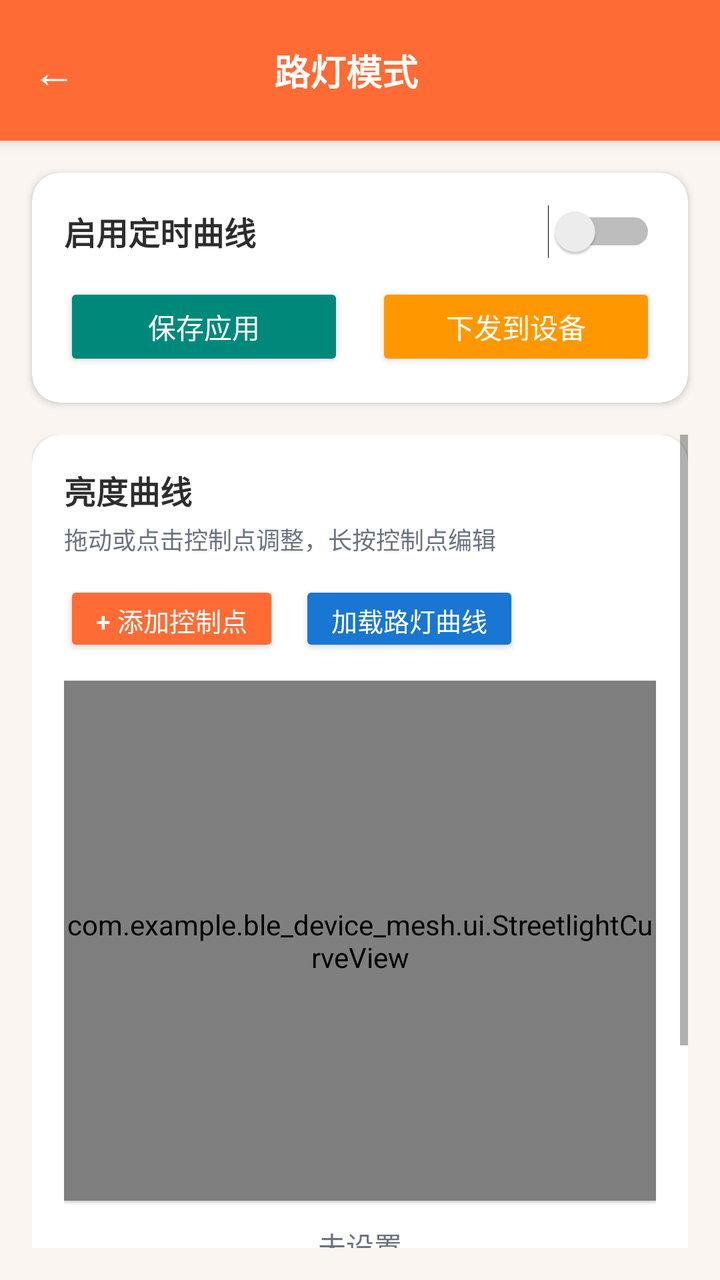
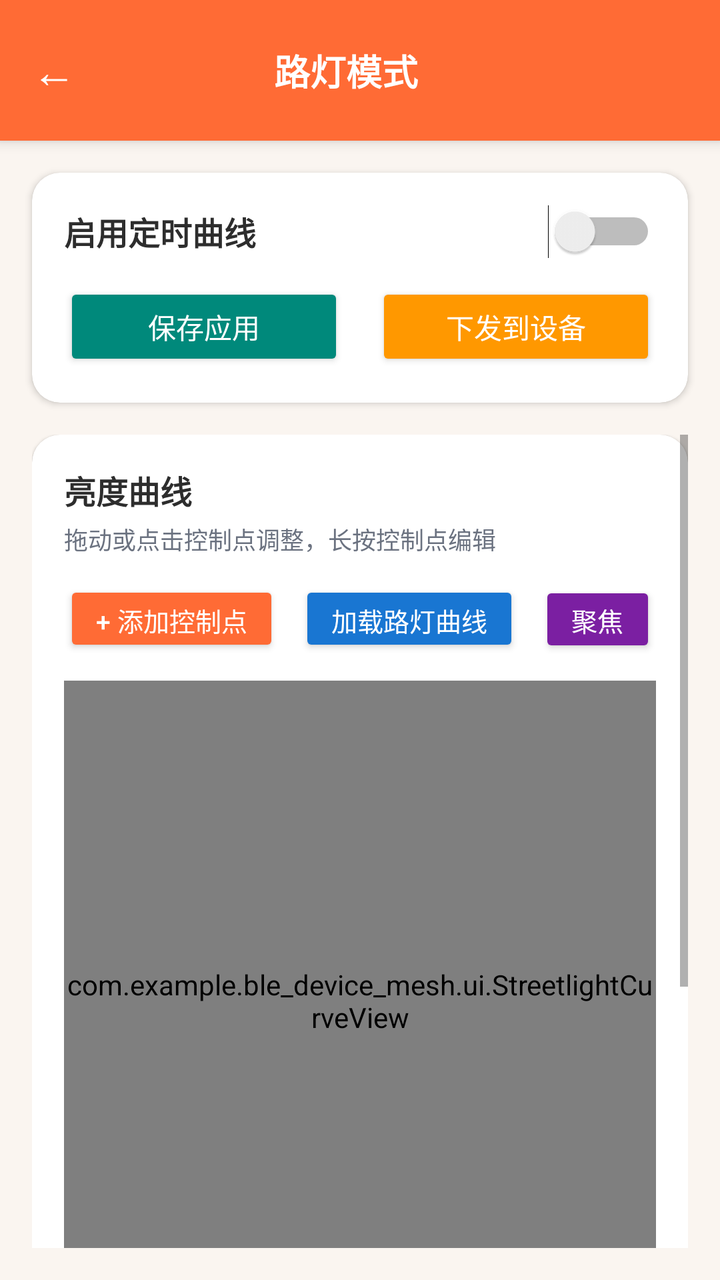

The first picture is an Android layout as it rendered before a commit; the second is the same layout after the commit. The layout source and the unified diff follow.
<!-- AndroidManifest.xml: activity theme Theme.BLE_Device_Mesh -->
<!-- res/layout/activity_streetlight_mode.xml -->
<?xml version="1.0" encoding="utf-8"?>
<LinearLayout xmlns:android="http://schemas.android.com/apk/res/android"
    xmlns:app="http://schemas.android.com/apk/res-auto"
    android:layout_width="match_parent"
    android:layout_height="match_parent"
    android:orientation="vertical"
    android:background="#FAF5F0">

    
    <LinearLayout
        android:layout_width="match_parent"
        android:layout_height="wrap_content"
        android:minHeight="56dp"
        android:background="#FF6B35"
        android:gravity="center_vertical"
        android:paddingStart="4dp"
        android:paddingEnd="16dp"
        android:paddingTop="8dp"
        android:paddingBottom="8dp"
        android:elevation="4dp">

        <TextView
            android:id="@+id/btnBack"
            android:layout_width="wrap_content"
            android:layout_height="wrap_content"
            android:text="←"
            android:textSize="22sp"
            android:textColor="#FFFFFF"
            android:padding="12dp"
            android:background="?android:attr/selectableItemBackgroundBorderless" />

        <TextView
            android:id="@+id/tvTitle"
            android:layout_width="0dp"
            android:layout_height="wrap_content"
            android:layout_weight="1"
            android:text="路灯模式"
            android:textSize="18sp"
            android:textStyle="bold"
            android:textColor="#FFFFFF"
            android:gravity="center" />

        <View
            android:layout_width="48dp"
            android:layout_height="48dp" />

    </LinearLayout>

    
    <androidx.cardview.widget.CardView
        android:layout_width="match_parent"
        android:layout_height="wrap_content"
        android:layout_margin="16dp"
        android:layout_marginBottom="8dp"
        app:cardCornerRadius="14dp"
        app:cardElevation="2dp"
        app:cardBackgroundColor="#FFFFFF">

        <LinearLayout
            android:layout_width="match_parent"
            android:layout_height="wrap_content"
            android:orientation="vertical"
            android:padding="16dp">

            <LinearLayout
                android:layout_width="match_parent"
                android:layout_height="wrap_content"
                android:orientation="horizontal"
                android:gravity="center_vertical"
                android:layout_marginBottom="12dp">

                <TextView
                    android:layout_width="0dp"
                    android:layout_height="wrap_content"
                    android:layout_weight="1"
                    android:text="启用定时曲线"
                    android:textSize="16sp"
                    android:textStyle="bold"
                    android:textColor="#2D2D2D" />

                <Switch
                    android:id="@+id/switchEnabled"
                    android:layout_width="wrap_content"
                    android:layout_height="wrap_content" />

            </LinearLayout>

            <LinearLayout
                android:layout_width="match_parent"
                android:layout_height="wrap_content"
                android:orientation="horizontal">

                <Button
                    android:id="@+id/btnSave"
                    android:layout_width="0dp"
                    android:layout_height="44dp"
                    android:layout_weight="1"
                    android:layout_marginEnd="8dp"
                    android:text="保存应用"
                    android:backgroundTint="#00897B"
                    android:textColor="#FFFFFF"
                    android:textSize="14sp" />

                <Button
                    android:id="@+id/btnSendToDevice"
                    android:layout_width="0dp"
                    android:layout_height="44dp"
                    android:layout_weight="1"
                    android:layout_marginStart="8dp"
                    android:text="下发到设备"
                    android:backgroundTint="#FF9800"
                    android:textColor="#FFFFFF"
                    android:textSize="14sp" />

            </LinearLayout>

        </LinearLayout>

    </androidx.cardview.widget.CardView>

    <ScrollView
        android:layout_width="match_parent"
        android:layout_height="0dp"
        android:layout_weight="1"
        android:paddingStart="16dp"
        android:paddingEnd="16dp"
        android:paddingBottom="16dp">

        <LinearLayout
            android:layout_width="match_parent"
            android:layout_height="wrap_content"
            android:orientation="vertical">

            
            <androidx.cardview.widget.CardView
                android:layout_width="match_parent"
                android:layout_height="wrap_content"
                android:layout_marginBottom="12dp"
                app:cardCornerRadius="14dp"
                app:cardElevation="1dp"
                app:cardBackgroundColor="#FFFFFF">

                <LinearLayout
                    android:layout_width="match_parent"
                    android:layout_height="wrap_content"
                    android:orientation="vertical"
                    android:padding="16dp">

                    <TextView
                        android:layout_width="wrap_content"
                        android:layout_height="wrap_content"
                        android:text="亮度曲线"
                        android:textSize="16sp"
                        android:textStyle="bold"
                        android:textColor="#2D2D2D"
                        android:layout_marginBottom="4dp" />

                    <TextView
                        android:layout_width="wrap_content"
                        android:layout_height="wrap_content"
                        android:text="拖动或点击控制点调整，长按控制点编辑"
                        android:textSize="12sp"
                        android:textColor="#6B7280"
                        android:layout_marginBottom="12dp" />

                    <LinearLayout
                        android:layout_width="match_parent"
                        android:layout_height="wrap_content"
                        android:orientation="horizontal"
                        android:layout_marginBottom="12dp">

                        <Button
                            android:id="@+id/btnAddPoint"
                            android:layout_width="wrap_content"
                            android:layout_height="38dp"
                            android:text="+ 添加控制点"
                            android:textSize="13sp"
                            android:backgroundTint="#FF6B35"
                            android:textColor="#FFFFFF"
                            android:paddingStart="16dp"
                            android:paddingEnd="16dp"
                            android:minWidth="0dp"
                            android:minHeight="0dp" />

                        <Button
                            android:id="@+id/btnLoadStreetlight"
                            android:layout_width="wrap_content"
                            android:layout_height="38dp"
                            android:layout_marginStart="10dp"
                            android:text="加载路灯曲线"
                            android:textSize="13sp"
                            android:backgroundTint="#1976D2"
                            android:textColor="#FFFFFF"
                            android:paddingStart="16dp"
                            android:paddingEnd="16dp"
                            android:minWidth="0dp"
                            android:minHeight="0dp" />

                    </LinearLayout>

                    <com.example.ble_device_mesh.ui.StreetlightCurveView
                        android:id="@+id/curveView"
                        android:layout_width="match_parent"
                        android:layout_height="260dp"
                        android:background="#FFFFFF"
                        android:elevation="1dp" />

                    <TextView
                        android:id="@+id/tvStatus"
                        android:layout_width="match_parent"
                        android:layout_height="wrap_content"
                        android:layout_marginTop="12dp"
                        android:text="未设置"
                        android:textSize="14sp"
                        android:textColor="#6B7280"
                        android:gravity="center" />

                </LinearLayout>

            </androidx.cardview.widget.CardView>

            
            <androidx.cardview.widget.CardView
                android:layout_width="match_parent"
                android:layout_height="wrap_content"
                android:layout_marginBottom="12dp"
                app:cardCornerRadius="14dp"
                app:cardElevation="1dp"
                app:cardBackgroundColor="#FFFFFF">

                <LinearLayout
                    android:layout_width="match_parent"
                    android:layout_height="wrap_content"
                    android:orientation="vertical"
                    android:padding="16dp">

                    <TextView
                        android:layout_width="wrap_content"
                        android:layout_height="wrap_content"
                        android:text="控制点列表"
                        android:textSize="16sp"
                        android:textStyle="bold"
                        android:textColor="#2D2D2D"
                        android:layout_marginBottom="8dp" />

                    <androidx.recyclerview.widget.RecyclerView
                        android:id="@+id/recyclerPoints"
                        android:layout_width="match_parent"
                        android:layout_height="wrap_content"
                        android:nestedScrollingEnabled="false" />

                </LinearLayout>

            </androidx.cardview.widget.CardView>

            
            <Button
                android:id="@+id/btnResetDefault"
                android:layout_width="match_parent"
                android:layout_height="44dp"
                android:text="恢复默认配置"
                android:backgroundTint="#9E9E9E"
                android:textColor="#FFFFFF"
                android:textSize="14sp" />

        </LinearLayout>

    </ScrollView>

</LinearLayout>
<!-- resources referenced by this layout -->
<resources>
  <style name="Theme.BLE_Device_Mesh" parent="Theme.AppCompat.Light.NoActionBar">
          <item name="colorPrimary">@color/primary</item>
          <item name="colorPrimaryDark">@color/primary_dark</item>
          <item name="colorAccent">@color/primary</item>
          <item name="android:statusBarColor">@color/primary_dark</item>
          <item name="android:navigationBarColor">@color/surface</item>
      </style>
  <color name="primary">#FF6B35</color>
  <color name="primary_dark">#E55A2B</color>
  <color name="surface">#FFFFFF</color>
</resources>

<!-- the commit's change to res/layout/activity_streetlight_mode.xml (unified diff, before → after) -->
@@ -196,12 +196,26 @@
                             android:minWidth="0dp"
                             android:minHeight="0dp" />
 
+                        <Button
+                            android:id="@+id/btnToggleNightMode"
+                            android:layout_width="wrap_content"
+                            android:layout_height="38dp"
+                            android:layout_marginStart="10dp"
+                            android:text="聚焦夜间"
+                            android:textSize="13sp"
+                            android:backgroundTint="#7B1FA2"
+                            android:textColor="#FFFFFF"
+                            android:paddingStart="12dp"
+                            android:paddingEnd="12dp"
+                            android:minWidth="0dp"
+                            android:minHeight="0dp" />
+
                     </LinearLayout>
 
                     <com.example.ble_device_mesh.ui.StreetlightCurveView
                         android:id="@+id/curveView"
                         android:layout_width="match_parent"
-                        android:layout_height="260dp"
+                        android:layout_height="320dp"
                         android:background="#FFFFFF"
                         android:elevation="1dp" />
 
